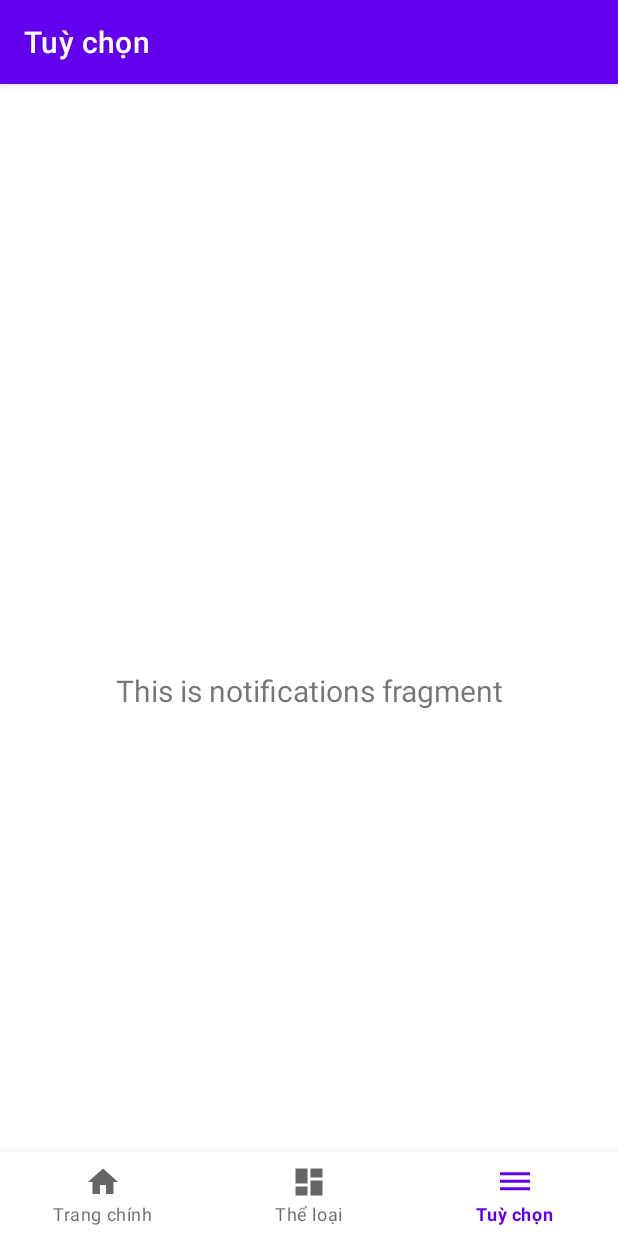
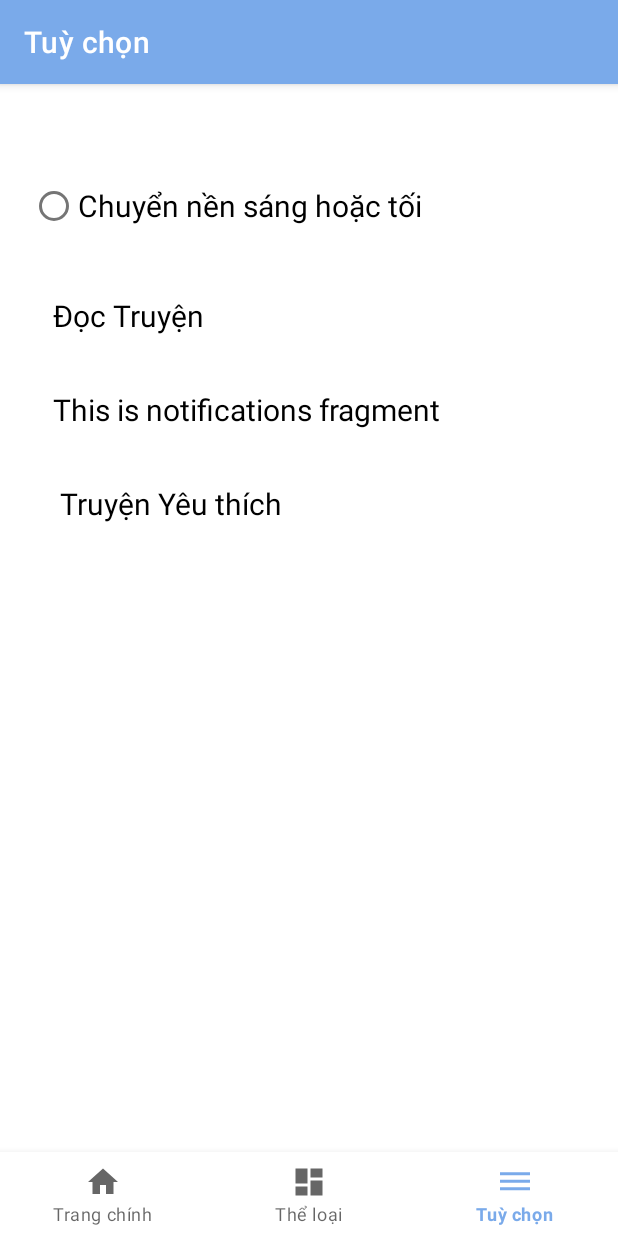
Before and after one commit to Ngocon2004/LNRead, an Android app: the NotificationsFragment screen opened through its navigation route, on a phone screen of 412 x 824 dp. Run offline under Robolectric (Android 15) with nearby library versions, the phone set to English and light mode, and no system bars; our stand-ins replace navigation-ui; network calls fail.

Commit message:
them menu

```diff
--- a/app/src/main/java/me/etylix/lnread/ui/notifications/NotificationsFragment.java
+++ b/app/src/main/java/me/etylix/lnread/ui/notifications/NotificationsFragment.java
@@ -24,7 +24,7 @@ public class NotificationsFragment extends Fragment {
         binding = FragmentNotificationsBinding.inflate(inflater, container, false);
         View root = binding.getRoot();
 
-        final TextView textView = binding.textNotifications;
+        final TextView textView = binding.tvDsTruyen;
         notificationsViewModel.getText().observe(getViewLifecycleOwner(), textView::setText);
         return root;
     }
--- a/app/src/main/res/layout/fragment_dashboard.xml
+++ b/app/src/main/res/layout/fragment_dashboard.xml
@@ -4,19 +4,4 @@
     xmlns:tools="http://schemas.android.com/tools"
     android:layout_width="match_parent"
     android:layout_height="match_parent"
-    tools:context=".ui.dashboard.DashboardFragment">
-
-    <TextView
-        android:id="@+id/text_dashboard"
-        android:layout_width="match_parent"
-        android:layout_height="wrap_content"
-        android:layout_marginStart="8dp"
-        android:layout_marginTop="8dp"
-        android:layout_marginEnd="8dp"
-        android:textAlignment="center"
-        android:textSize="20sp"
-        app:layout_constraintBottom_toBottomOf="parent"
-        app:layout_constraintEnd_toEndOf="parent"
-        app:layout_constraintStart_toStartOf="parent"
-        app:layout_constraintTop_toTopOf="parent" />
-</androidx.constraintlayout.widget.ConstraintLayout>
+    tools:context=".ui.dashboard.DashboardFragment"/>
--- a/app/src/main/res/layout/fragment_notifications.xml
+++ b/app/src/main/res/layout/fragment_notifications.xml
@@ -6,17 +6,53 @@
     android:layout_height="match_parent"
     tools:context=".ui.notifications.NotificationsFragment">
 
-    <TextView
-        android:id="@+id/text_notifications"
+
+    <LinearLayout
         android:layout_width="match_parent"
-        android:layout_height="wrap_content"
-        android:layout_marginStart="8dp"
-        android:layout_marginTop="8dp"
-        android:layout_marginEnd="8dp"
-        android:textAlignment="center"
-        android:textSize="20sp"
-        app:layout_constraintBottom_toBottomOf="parent"
-        app:layout_constraintEnd_toEndOf="parent"
-        app:layout_constraintStart_toStartOf="parent"
-        app:layout_constraintTop_toTopOf="parent" />
+        android:layout_height="match_parent"
+        android:orientation="vertical">
+
+        <RadioButton
+            android:id="@+id/rdbSangtoi"
+            android:layout_width="wrap_content"
+            android:layout_height="wrap_content"
+            android:text="Chuyển nền sáng hoặc tối"
+            android:textSize="20dp"
+            android:layout_marginTop="25dp"
+            android:layout_marginLeft="20dp"
+            tools:ignore="MissingConstraints" />
+
+        <TextView
+            android:id="@+id/tvDocTruyen"
+            android:layout_width="wrap_content"
+            android:layout_height="wrap_content"
+            android:text="Đọc Truyện"
+            android:textColor="@color/black"
+            android:textSize="20dp"
+            android:layout_marginTop="35dp"
+            android:layout_marginLeft="35dp"
+             />
+
+        <TextView
+            android:id="@+id/tvDsTruyen"
+            android:layout_width="wrap_content"
+            android:layout_height="wrap_content"
+            android:text="Danh Sách Truyện"
+            android:textColor="@color/black"
+            android:textSize="20dp"
+            android:layout_marginTop="35dp"
+            android:layout_marginLeft="35dp"
+             />
+
+        <TextView
+            android:id="@+id/tvaddTruyen"
+            android:layout_width="wrap_content"
+            android:layout_height="wrap_content"
+            android:text=" Truyện Yêu thích"
+            android:textColor="@color/black"
+            android:textSize="20dp"
+            android:layout_marginTop="35dp"
+            android:layout_marginLeft="35dp"
+             />
+    </LinearLayout>
 </androidx.constraintlayout.widget.ConstraintLayout>
--- a/app/src/main/res/values/colors.xml
+++ b/app/src/main/res/values/colors.xml
@@ -7,4 +7,5 @@
     <color name="teal_700">#FF018786</color>
     <color name="black">#FF000000</color>
     <color name="white">#FFFFFFFF</color>
+    <color name="teal_100">#86CCDC</color>
 </resources>
--- a/app/src/main/res/values/themes.xml
+++ b/app/src/main/res/values/themes.xml
@@ -2,8 +2,8 @@
     <!-- Base application theme. -->
     <style name="Theme.LNRead" parent="Theme.MaterialComponents.DayNight.DarkActionBar">
         <!-- Primary brand color. -->
-        <item name="colorPrimary">@color/purple_500</item>
-        <item name="colorPrimaryVariant">@color/purple_700</item>
+        <item name="colorPrimary">#7AAAEA</item>
+        <item name="colorPrimaryVariant">#7AAAEA</item>
         <item name="colorOnPrimary">@color/white</item>
         <!-- Secondary brand color. -->
         <item name="colorSecondary">@color/teal_200</item>
```
